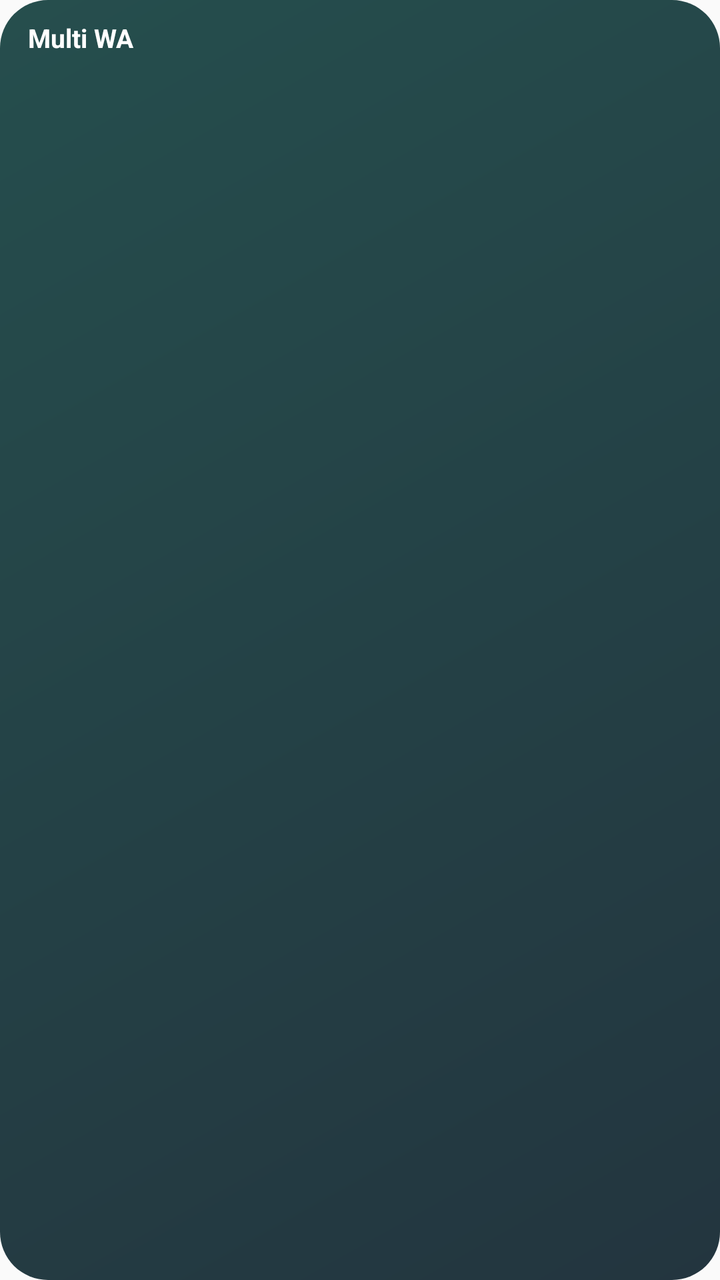
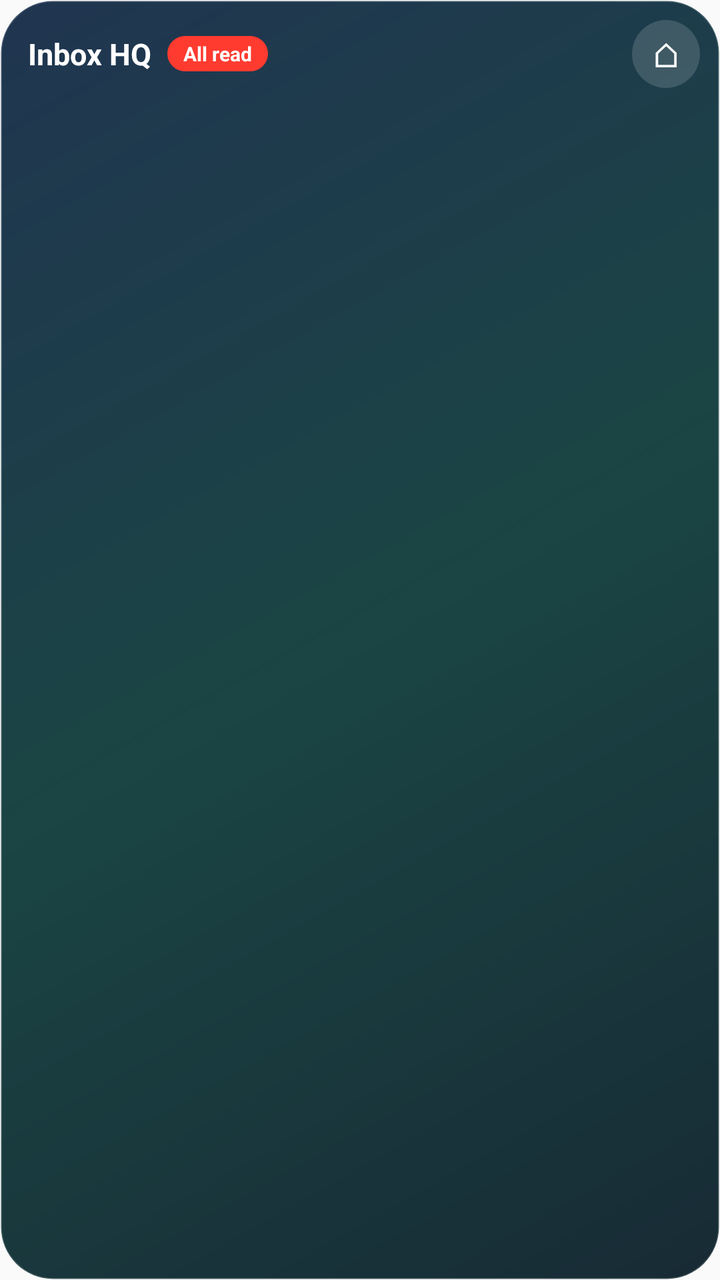

An Android layout rendered at two revisions. The XML below is the earlier revision; the diff shows what the commit changed to produce the second picture.
<!-- AndroidManifest.xml: application theme android:Theme.Material.Light.NoActionBar -->
<!-- res/layout/widget_multi.xml -->
<?xml version="1.0" encoding="utf-8"?>
<LinearLayout xmlns:android="http://schemas.android.com/apk/res/android"
    android:layout_width="match_parent"
    android:layout_height="match_parent"
    android:background="@drawable/widget_bg"
    android:orientation="vertical"
    android:padding="10dp">

    <TextView
        android:layout_width="wrap_content"
        android:layout_height="wrap_content"
        android:paddingStart="4dp"
        android:paddingBottom="6dp"
        android:text="Multi WA"
        android:textColor="#FFFFFFFF"
        android:textSize="13sp"
        android:textStyle="bold" />

    <LinearLayout
        android:layout_width="match_parent"
        android:layout_height="0dp"
        android:layout_weight="1"
        android:orientation="horizontal">
        <ImageView android:id="@+id/w0" android:layout_width="0dp" android:layout_height="match_parent" android:layout_weight="1" android:scaleType="fitCenter" />
        <ImageView android:id="@+id/w1" android:layout_width="0dp" android:layout_height="match_parent" android:layout_weight="1" android:scaleType="fitCenter" />
        <ImageView android:id="@+id/w2" android:layout_width="0dp" android:layout_height="match_parent" android:layout_weight="1" android:scaleType="fitCenter" />
        <ImageView android:id="@+id/w3" android:layout_width="0dp" android:layout_height="match_parent" android:layout_weight="1" android:scaleType="fitCenter" />
        <ImageView android:id="@+id/w4" android:layout_width="0dp" android:layout_height="match_parent" android:layout_weight="1" android:scaleType="fitCenter" />
    </LinearLayout>

    <LinearLayout
        android:id="@+id/row2"
        android:layout_width="match_parent"
        android:layout_height="0dp"
        android:layout_weight="1"
        android:orientation="horizontal">
        <ImageView android:id="@+id/w5" android:layout_width="0dp" android:layout_height="match_parent" android:layout_weight="1" android:scaleType="fitCenter" />
        <ImageView android:id="@+id/w6" android:layout_width="0dp" android:layout_height="match_parent" android:layout_weight="1" android:scaleType="fitCenter" />
        <ImageView android:id="@+id/w7" android:layout_width="0dp" android:layout_height="match_parent" android:layout_weight="1" android:scaleType="fitCenter" />
        <ImageView android:id="@+id/w8" android:layout_width="0dp" android:layout_height="match_parent" android:layout_weight="1" android:scaleType="fitCenter" />
        <ImageView android:id="@+id/w9" android:layout_width="0dp" android:layout_height="match_parent" android:layout_weight="1" android:scaleType="fitCenter" />
    </LinearLayout>
</LinearLayout>
<!-- resources referenced by this layout -->
<resources>
  <!-- drawable widget_bg (drawable) -->
  <?xml version="1.0" encoding="utf-8"?>
  <shape xmlns:android="http://schemas.android.com/apk/res/android" android:shape="rectangle">
      <gradient android:angle="135" android:startColor="#E60B1F2A" android:endColor="#E60E3B3A" />
      <corners android:radius="24dp" />
  </shape>
</resources>

<!-- the commit's change to res/layout/widget_multi.xml (unified diff, before → after) -->
@@ -4,40 +4,81 @@
     android:layout_height="match_parent"
     android:background="@drawable/widget_bg"
     android:orientation="vertical"
-    android:padding="10dp">
-
-    <TextView
-        android:layout_width="wrap_content"
-        android:layout_height="wrap_content"
-        android:paddingStart="4dp"
-        android:paddingBottom="6dp"
-        android:text="Multi WA"
-        android:textColor="#FFFFFFFF"
-        android:textSize="13sp"
-        android:textStyle="bold" />
+    android:paddingStart="14dp"
+    android:paddingEnd="10dp"
+    android:paddingTop="10dp"
+    android:paddingBottom="10dp">
 
     <LinearLayout
         android:layout_width="match_parent"
-        android:layout_height="0dp"
-        android:layout_weight="1"
+        android:layout_height="wrap_content"
+        android:gravity="center_vertical"
         android:orientation="horizontal">
-        <ImageView android:id="@+id/w0" android:layout_width="0dp" android:layout_height="match_parent" android:layout_weight="1" android:scaleType="fitCenter" />
-        <ImageView android:id="@+id/w1" android:layout_width="0dp" android:layout_height="match_parent" android:layout_weight="1" android:scaleType="fitCenter" />
-        <ImageView android:id="@+id/w2" android:layout_width="0dp" android:layout_height="match_parent" android:layout_weight="1" android:scaleType="fitCenter" />
-        <ImageView android:id="@+id/w3" android:layout_width="0dp" android:layout_height="match_parent" android:layout_weight="1" android:scaleType="fitCenter" />
-        <ImageView android:id="@+id/w4" android:layout_width="0dp" android:layout_height="match_parent" android:layout_weight="1" android:scaleType="fitCenter" />
+        <TextView android:id="@+id/wtitle" android:layout_width="wrap_content" android:layout_height="wrap_content"
+            android:text="Inbox HQ" android:textColor="#FFFFFFFF" android:textSize="15sp" android:textStyle="bold"
+            android:singleLine="true" android:ellipsize="end" android:maxWidth="160dp" />
+        <TextView android:id="@+id/wunread" android:layout_width="wrap_content" android:layout_height="wrap_content"
+            android:layout_marginStart="8dp" android:background="@drawable/widget_pill" android:paddingStart="8dp"
+            android:paddingEnd="8dp" android:paddingTop="2dp" android:paddingBottom="2dp" android:text="All read"
+            android:textColor="#FFFFFFFF" android:textSize="10sp" android:textStyle="bold" />
+        <View android:layout_width="0dp" android:layout_height="1dp" android:layout_weight="1" />
+        <TextView android:id="@+id/wopen" android:layout_width="34dp" android:layout_height="34dp"
+            android:background="@drawable/widget_btn" android:gravity="center" android:text="⌂"
+            android:textColor="#FFFFFFFF" android:textSize="17sp" />
     </LinearLayout>
 
     <LinearLayout
+        android:id="@+id/row1"
+        android:layout_width="match_parent"
+        android:layout_height="wrap_content"
+        android:layout_marginTop="8dp"
+        android:orientation="horizontal">
+        <LinearLayout android:id="@+id/c0" android:layout_width="0dp" android:layout_height="wrap_content" android:layout_weight="1" android:gravity="center" android:orientation="vertical" android:paddingTop="2dp" android:paddingBottom="2dp">
+            <ImageView android:id="@+id/w0" android:layout_width="48dp" android:layout_height="48dp" android:scaleType="fitCenter" />
+            <TextView android:id="@+id/n0" android:layout_width="wrap_content" android:layout_height="wrap_content" android:layout_marginTop="2dp" android:ellipsize="end" android:maxWidth="64dp" android:singleLine="true" android:textColor="#E6FFFFFF" android:textSize="10sp" />
+        </LinearLayout>
+        <LinearLayout android:id="@+id/c1" android:layout_width="0dp" android:layout_height="wrap_content" android:layout_weight="1" android:gravity="center" android:orientation="vertical" android:paddingTop="2dp" android:paddingBottom="2dp">
+            <ImageView android:id="@+id/w1" android:layout_width="48dp" android:layout_height="48dp" android:scaleType="fitCenter" />
+            <TextView android:id="@+id/n1" android:layout_width="wrap_content" android:layout_height="wrap_content" android:layout_marginTop="2dp" android:ellipsize="end" android:maxWidth="64dp" android:singleLine="true" android:textColor="#E6FFFFFF" android:textSize="10sp" />
+        </LinearLayout>
+        <LinearLayout android:id="@+id/c2" android:layout_width="0dp" android:layout_height="wrap_content" android:layout_weight="1" android:gravity="center" android:orientation="vertical" android:paddingTop="2dp" android:paddingBottom="2dp">
+            <ImageView android:id="@+id/w2" android:layout_width="48dp" android:layout_height="48dp" android:scaleType="fitCenter" />
+            <TextView android:id="@+id/n2" android:layout_width="wrap_content" android:layout_height="wrap_content" android:layout_marginTop="2dp" android:ellipsize="end" android:maxWidth="64dp" android:singleLine="true" android:textColor="#E6FFFFFF" android:textSize="10sp" />
+        </LinearLayout>
+        <LinearLayout android:id="@+id/c3" android:layout_width="0dp" android:layout_height="wrap_content" android:layout_weight="1" android:gravity="center" android:orientation="vertical" android:paddingTop="2dp" android:paddingBottom="2dp">
+            <ImageView android:id="@+id/w3" android:layout_width="48dp" android:layout_height="48dp" android:scaleType="fitCenter" />
+            <TextView android:id="@+id/n3" android:layout_width="wrap_content" android:layout_height="wrap_content" android:layout_marginTop="2dp" android:ellipsize="end" android:maxWidth="64dp" android:singleLine="true" android:textColor="#E6FFFFFF" android:textSize="10sp" />
+        </LinearLayout>
+        <LinearLayout android:id="@+id/c4" android:layout_width="0dp" android:layout_height="wrap_content" android:layout_weight="1" android:gravity="center" android:orientation="vertical" android:paddingTop="2dp" android:paddingBottom="2dp">
+            <ImageView android:id="@+id/w4" android:layout_width="48dp" android:layout_height="48dp" android:scaleType="fitCenter" />
+            <TextView android:id="@+id/n4" android:layout_width="wrap_content" android:layout_height="wrap_content" android:layout_marginTop="2dp" android:ellipsize="end" android:maxWidth="64dp" android:singleLine="true" android:textColor="#E6FFFFFF" android:textSize="10sp" />
+        </LinearLayout>
+    </LinearLayout>
+    <LinearLayout
         android:id="@+id/row2"
         android:layout_width="match_parent"
-        android:layout_height="0dp"
-        android:layout_weight="1"
+        android:layout_height="wrap_content"
+        android:layout_marginTop="8dp"
         android:orientation="horizontal">
-        <ImageView android:id="@+id/w5" android:layout_width="0dp" android:layout_height="match_parent" android:layout_weight="1" android:scaleType="fitCenter" />
-        <ImageView android:id="@+id/w6" android:layout_width="0dp" android:layout_height="match_parent" android:layout_weight="1" android:scaleType="fitCenter" />
-        <ImageView android:id="@+id/w7" android:layout_width="0dp" android:layout_height="match_parent" android:layout_weight="1" android:scaleType="fitCenter" />
-        <ImageView android:id="@+id/w8" android:layout_width="0dp" android:layout_height="match_parent" android:layout_weight="1" android:scaleType="fitCenter" />
-        <ImageView android:id="@+id/w9" android:layout_width="0dp" android:layout_height="match_parent" android:layout_weight="1" android:scaleType="fitCenter" />
+        <LinearLayout android:id="@+id/c5" android:layout_width="0dp" android:layout_height="wrap_content" android:layout_weight="1" android:gravity="center" android:orientation="vertical" android:paddingTop="2dp" android:paddingBottom="2dp">
+            <ImageView android:id="@+id/w5" android:layout_width="48dp" android:layout_height="48dp" android:scaleType="fitCenter" />
+            <TextView android:id="@+id/n5" android:layout_width="wrap_content" android:layout_height="wrap_content" android:layout_marginTop="2dp" android:ellipsize="end" android:maxWidth="64dp" android:singleLine="true" android:textColor="#E6FFFFFF" android:textSize="10sp" />
+        </LinearLayout>
+        <LinearLayout android:id="@+id/c6" android:layout_width="0dp" android:layout_height="wrap_content" android:layout_weight="1" android:gravity="center" android:orientation="vertical" android:paddingTop="2dp" android:paddingBottom="2dp">
+            <ImageView android:id="@+id/w6" android:layout_width="48dp" android:layout_height="48dp" android:scaleType="fitCenter" />
+            <TextView android:id="@+id/n6" android:layout_width="wrap_content" android:layout_height="wrap_content" android:layout_marginTop="2dp" android:ellipsize="end" android:maxWidth="64dp" android:singleLine="true" android:textColor="#E6FFFFFF" android:textSize="10sp" />
+        </LinearLayout>
+        <LinearLayout android:id="@+id/c7" android:layout_width="0dp" android:layout_height="wrap_content" android:layout_weight="1" android:gravity="center" android:orientation="vertical" android:paddingTop="2dp" android:paddingBottom="2dp">
+            <ImageView android:id="@+id/w7" android:layout_width="48dp" android:layout_height="48dp" android:scaleType="fitCenter" />
+            <TextView android:id="@+id/n7" android:layout_width="wrap_content" android:layout_height="wrap_content" android:layout_marginTop="2dp" android:ellipsize="end" android:maxWidth="64dp" android:singleLine="true" android:textColor="#E6FFFFFF" android:textSize="10sp" />
+        </LinearLayout>
+        <LinearLayout android:id="@+id/c8" android:layout_width="0dp" android:layout_height="wrap_content" android:layout_weight="1" android:gravity="center" android:orientation="vertical" android:paddingTop="2dp" android:paddingBottom="2dp">
+            <ImageView android:id="@+id/w8" android:layout_width="48dp" android:layout_height="48dp" android:scaleType="fitCenter" />
+            <TextView android:id="@+id/n8" android:layout_width="wrap_content" android:layout_height="wrap_content" android:layout_marginTop="2dp" android:ellipsize="end" android:maxWidth="64dp" android:singleLine="true" android:textColor="#E6FFFFFF" android:textSize="10sp" />
+        </LinearLayout>
+        <LinearLayout android:id="@+id/c9" android:layout_width="0dp" android:layout_height="wrap_content" android:layout_weight="1" android:gravity="center" android:orientation="vertical" android:paddingTop="2dp" android:paddingBottom="2dp">
+            <ImageView android:id="@+id/w9" android:layout_width="48dp" android:layout_height="48dp" android:scaleType="fitCenter" />
+            <TextView android:id="@+id/n9" android:layout_width="wrap_content" android:layout_height="wrap_content" android:layout_marginTop="2dp" android:ellipsize="end" android:maxWidth="64dp" android:singleLine="true" android:textColor="#E6FFFFFF" android:textSize="10sp" />
+        </LinearLayout>
     </LinearLayout>
 </LinearLayout>
<!-- resource entries referenced after the edit -->
@@ -3,8 +3,20 @@
   <!-- drawable widget_bg (drawable) -->
   <?xml version="1.0" encoding="utf-8"?>
   <shape xmlns:android="http://schemas.android.com/apk/res/android" android:shape="rectangle">
-      <gradient android:angle="135" android:startColor="#E60B1F2A" android:endColor="#E60E3B3A" />
-      <corners android:radius="24dp" />
+      <gradient android:angle="135" android:startColor="#F20B1F2A" android:centerColor="#F20E3B3A" android:endColor="#F2142A47" />
+      <stroke android:width="1dp" android:color="#33FFFFFF" />
+      <corners android:radius="26dp" />
+  </shape>
+  <!-- drawable widget_btn (drawable) -->
+  <?xml version="1.0" encoding="utf-8"?>
+  <shape xmlns:android="http://schemas.android.com/apk/res/android" android:shape="oval">
+      <solid android:color="#26FFFFFF" />
+  </shape>
+  <!-- drawable widget_pill (drawable) -->
+  <?xml version="1.0" encoding="utf-8"?>
+  <shape xmlns:android="http://schemas.android.com/apk/res/android" android:shape="rectangle">
+      <solid android:color="#FFFF3B30" />
+      <corners android:radius="10dp" />
   </shape>
 </resources>
 
